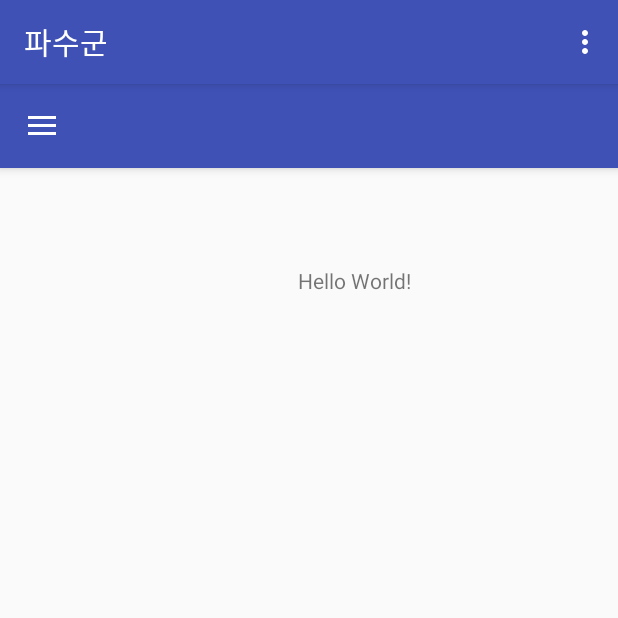
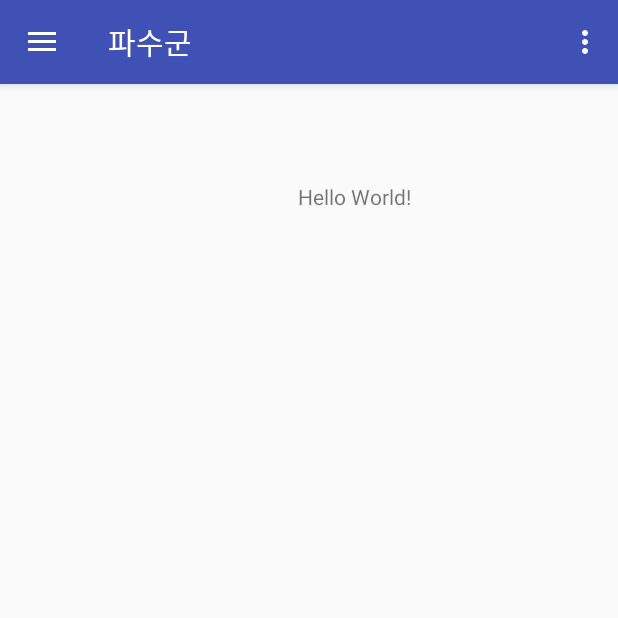
Before and after one commit to whdauddbs/Open-Source-Academy, an Android app: the MainActivity screen opened directly, with no data from a screen before it, on a phone screen of 412 x 824 dp, the top half of it. Run offline under Robolectric (Android 15) with nearby library versions, the phone set to English and light mode, and no system bars.

Commit message:
complete Index and Open MainActivity!

```diff
--- a/Pasugoon/app/src/main/java/com/example/administrator/pasugoon/MainActivity.java
+++ b/Pasugoon/app/src/main/java/com/example/administrator/pasugoon/MainActivity.java
@@ -23,18 +23,15 @@
     protected void onCreate(Bundle savedInstanceState) {
         super.onCreate(savedInstanceState);
         setContentView(R.layout.activity_main);
-        MyLog.d("checkFunction", "onCreate1");
         Toolbar toolbar = (Toolbar) findViewById(R.id.toolbar);
-        MyLog.d("checkFunction", "onCreate2");
         setSupportActionBar(toolbar);
-        MyLog.d("checkFunction", "onCreate3");
+
 
         DrawerLayout drawer = (DrawerLayout) findViewById(R.id.drawer_layout);
         ActionBarDrawerToggle toggle = new ActionBarDrawerToggle(
                 this, drawer, toolbar, R.string.navigation_drawer_open, R.string.navigation_drawer_close);
         drawer.addDrawerListener(toggle);
         toggle.syncState();
-        MyLog.d("checkFunction", "onCreate4");
         NavigationView navigationView = (NavigationView) findViewById(R.id.nav_view);
         navigationView.setNavigationItemSelectedListener(this);
     }
--- a/Pasugoon/app/src/main/res/layout/app_bar_main.xml
+++ b/Pasugoon/app/src/main/res/layout/app_bar_main.xml
@@ -4,21 +4,10 @@
     xmlns:tools="http://schemas.android.com/tools"
     android:layout_width="match_parent"
     android:layout_height="match_parent"
+    android:fitsSystemWindows="true"
     tools:context="com.example.administrator.pasugoon.MainActivity">
 
-    <android.support.design.widget.AppBarLayout
-        android:layout_width="match_parent"
-        android:layout_height="wrap_content"
-        android:theme="@style/AppTheme.AppBarOverlay">
-
-        <android.support.v7.widget.Toolbar
-            android:id="@+id/toolbar"
-            android:layout_width="match_parent"
-            android:layout_height="?attr/actionBarSize"
-            android:background="?attr/colorPrimary"
-            app:popupTheme="@style/AppTheme.PopupOverlay" />
-
-    </android.support.design.widget.AppBarLayout>
+    <include layout="@layout/toolbar" />
 
     <include layout="@layout/content_main" />
 
--- /dev/null
+++ b/Pasugoon/app/src/main/res/layout/toolbar.xml
@@ -0,0 +1,17 @@
+<?xml version="1.0" encoding="utf-8"?>
+<android.support.design.widget.AppBarLayout
+    xmlns:android="http://schemas.android.com/apk/res/android"
+    xmlns:app="http://schemas.android.com/apk/res-auto"
+    android:id="@+id/toolbar_layout"
+    android:layout_width="match_parent"
+    android:layout_height="wrap_content"
+    android:theme="@style/AppTheme.AppBarOverlay">
+
+    <android.support.v7.widget.Toolbar
+        android:id="@+id/toolbar"
+        android:layout_width="match_parent"
+        android:layout_height="?attr/actionBarSize"
+        android:background="?attr/colorPrimary"
+        app:popupTheme="@style/AppTheme.PopupOverlay" />
+
+</android.support.design.widget.AppBarLayout>
--- a/Pasugoon/app/src/main/res/values/styles.xml
+++ b/Pasugoon/app/src/main/res/values/styles.xml
@@ -1,7 +1,7 @@
 <resources>
 
     <!-- Base application theme. -->
-    <style name="AppTheme" parent="Theme.AppCompat.Light.DarkActionBar">
+    <style name="AppTheme" parent="Theme.AppCompat.Light.NoActionBar">
         <!-- Customize your theme here. -->
         <item name="colorPrimary">@color/colorPrimary</item>
         <item name="colorPrimaryDark">@color/colorPrimaryDark</item>
```
